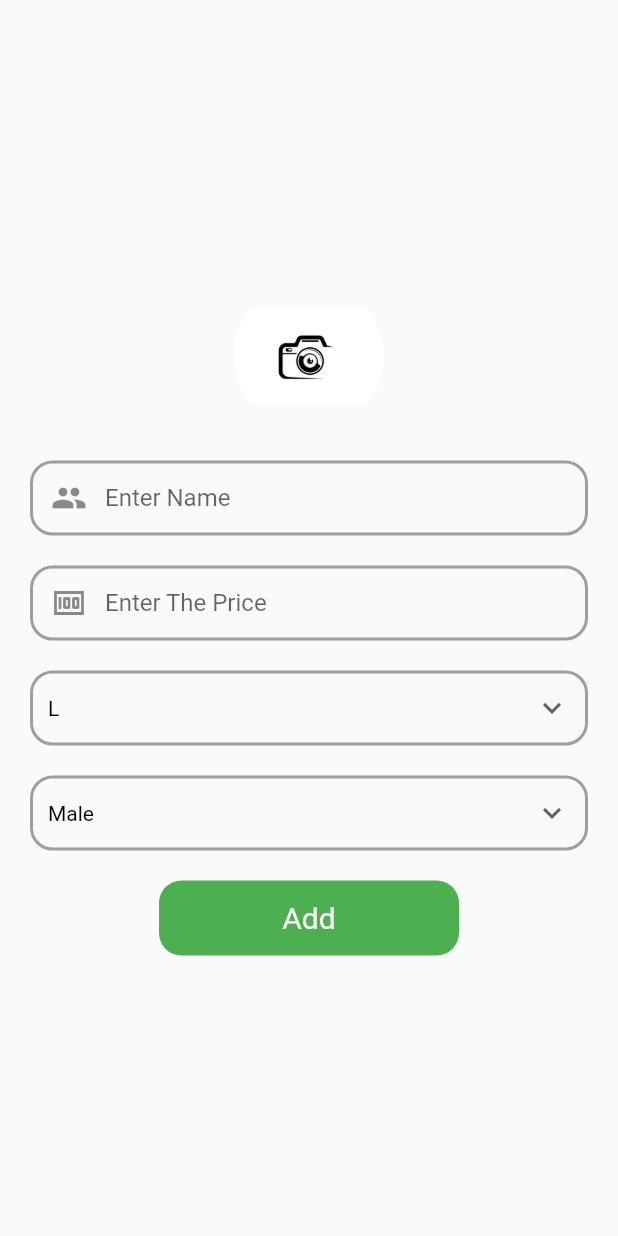
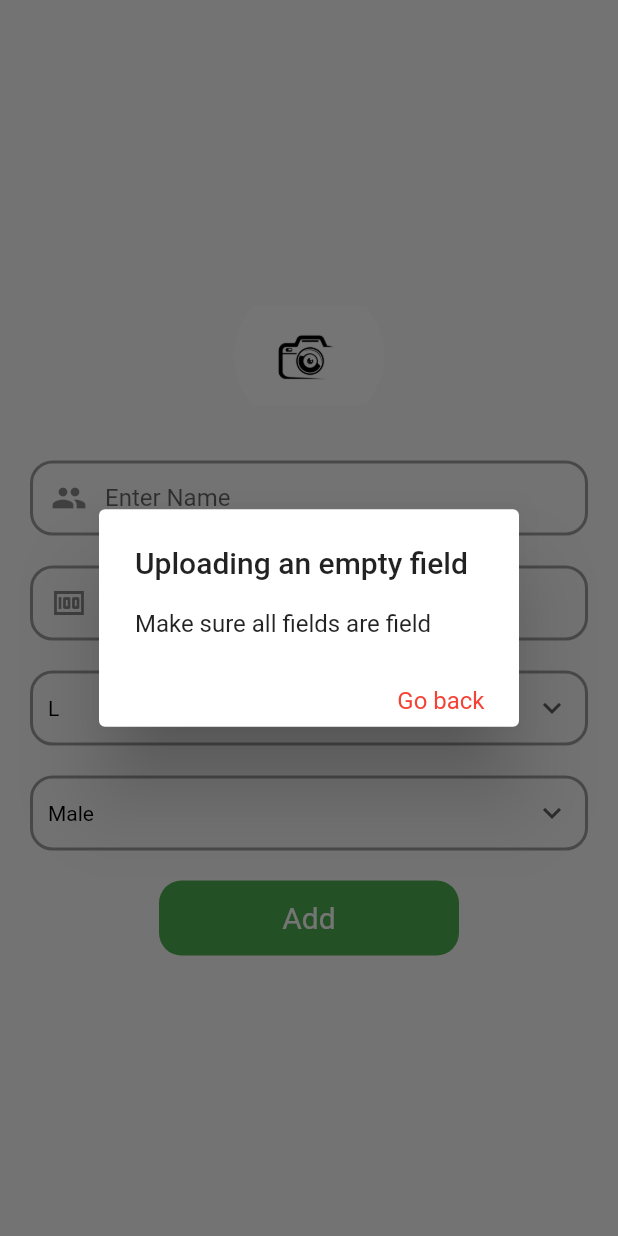
Before and after one commit to Genics85/fooseline-admin, a Flutter app: the screen it shows after launch, after a tap on "Add", on a phone screen of 412 x 824 dp. Run offline on Flutter 3.47's test engine with Material 2 defaults, Android fonts, the phone set to English and light mode, and no system bars; our stand-ins replace cloud_firestore, firebase_core, firebase_storage, image_picker; accounts and stored records are empty.

Commit message:
done with this app,left with authentication

```diff
--- a/lib/homepage.dart
+++ b/lib/homepage.dart
@@ -9,6 +9,7 @@ import 'package:image_picker/image_picker.dart';
 import 'package:path/path.dart';
 
 class HomePage extends StatefulWidget {
+
   const HomePage({Key? key}) : super(key: key);
 
   @override
@@ -16,24 +17,33 @@ class HomePage extends StatefulWidget {
 }
 
 class _HomePageState extends State<HomePage> {
+  final GlobalKey<ScaffoldState> _scaffoldKey = new GlobalKey<ScaffoldState>();
 
+  final GlobalKey<FormState> _key = GlobalKey<FormState>();
   TextEditingController name= TextEditingController();
   TextEditingController price= TextEditingController();
   double textFieldHeight=50;
   String dropDownSizeValue="L";
   String dropDownGenderValue="Male";
 
+  // text fields validator
+  String? _validateInputs(String? input) {
+    // 2
+    if (input!.isEmpty) {
+      return 'Field cant be null';
+    } else {
+      return '';
+    }
+  }
+
+// Function for picking image from the gallery
   File? _image;
-
-  storage.FirebaseStorage bucket=storage.FirebaseStorage.instance;
-// Function for picking image from the gallery
   Future pickImage() async{
     try{
       final pickedImage = await ImagePicker().pickImage(source: ImageSource.gallery);
       if (pickedImage == null) {
         return;
       }
-
       setState(() {
         _image = File(pickedImage.path);
       });
@@ -44,8 +54,12 @@ class _HomePageState extends State<HomePage> {
   }
 
   //function for uploading picked image to firebase storage
+  storage.FirebaseStorage bucket=storage.FirebaseStorage.instance;
+
   Future uploadPhoto() async {
-    if (_image == null) return;
+
+    if (_image == null) {return ;}
+
     final fileName = basename(_image!.path.split("/").last);
     final destination = 'files/$fileName';
 
@@ -57,6 +71,11 @@ class _HomePageState extends State<HomePage> {
     } catch (e) {
       print('error occured $e');
     }
+
+    setState(() {
+      _image=null;
+    });
+
   }
 
   //function for sending parameter to firebase store
@@ -71,11 +90,89 @@ class _HomePageState extends State<HomePage> {
         }
     ).then((value) => print("cloth added"))
         .catchError((e)=> print("failed $e"));
+
+    setState(() {
+      name.text='';
+      price.text='';
+    });
+  }
+//function for textfield and image verification before uploading
+  bool verifier(){
+    return (name.text==""||price.text==""||_image==null);
+  }
+//function which returns either an upload dialog box or stoping dialog box when a field is empty
+  Object add(BuildContext context){
+    return (
+    verifier()?
+    showDialog(
+        context: context,
+        builder: (BuildContext context){
+          return  AlertDialog(
+            title: const Text("Uploading an empty field"),
+            content: const Text("Make sure all fields are field"),
+            actions: [
+              Container(
+                margin:const EdgeInsets.only(right: 15),
+                child: InkWell(
+                  onTap:(){
+                    Navigator.pop(context);
+                  },
+                  child:const AppText(text: "Go back",color: Colors.red,),
+                ),
+              )
+            ],
+          );
+        }
+    ): showDialog(
+            context: context,
+            builder: (BuildContext context){
+              return AlertDialog(
+                title: const Text("Uploading now"),
+                content: const Text("Do you wish to continue?"),
+                actions:[
+                  Container(
+                    margin:const EdgeInsets.only(left: 15,right: 15),
+                    child: Row(
+                      mainAxisAlignment:MainAxisAlignment.spaceBetween,
+                      children: [
+                        InkWell(
+                          onTap:(){
+                            Navigator.pop(context);
+
+                            uploadParameters();
+
+                            uploadPhoto().then((value)=>_scaffoldKey.currentState?.
+                            showSnackBar(
+                                const SnackBar(
+                                    backgroundColor: Colors.greenAccent,
+                                    content: AppText(text:"Image succesfully added",color: Colors.black,),
+                                    duration: Duration(seconds: 2)
+                                )
+                            ));
+                          },
+                          child: const AppText(text:"Continue",color: Colors.black,),
+                        ),
+                        InkWell(
+                          onTap:(){
+                            Navigator.pop(context);
+                          },
+                          child: const AppText(text:"Cancel", color: Colors.red,),
+                        )
+                      ],
+                    ),
+                  )
+                ],
+              );
+            }
+        )
+
+    );
   }
 
   @override
   Widget build(BuildContext context) {
     return Scaffold(
+        key: _scaffoldKey,
       body: Container(
         alignment: Alignment.center,
         child: SingleChildScrollView(
@@ -86,6 +183,7 @@ class _HomePageState extends State<HomePage> {
               Container(
                 margin: EdgeInsets.all(20),
                 child: Form(
+                  key: _key,
                   child: Column(
                     children: [
 
@@ -111,6 +209,8 @@ class _HomePageState extends State<HomePage> {
                         height: textFieldHeight,
                         margin: EdgeInsets.only(top: 20),
                         child: TextFormField(
+                          autofocus: false,
+                          validator: _validateInputs,
                           keyboardType: TextInputType.text,
                           controller: name,
                             decoration: const InputDecoration(
@@ -131,6 +231,7 @@ class _HomePageState extends State<HomePage> {
                         height: textFieldHeight,
                         margin: const EdgeInsets.only(top:20),
                         child: TextFormField(
+                          validator: _validateInputs,
                           keyboardType: TextInputType.number,
                           controller: price,
                             decoration: const InputDecoration(
@@ -214,34 +315,51 @@ class _HomePageState extends State<HomePage> {
 
                       GestureDetector(
                         onTap: (){
-                          if(_image!=null){
-                            uploadPhoto().then((value)=>ScaffoldMessenger.of(context).
-                            showSnackBar(
-                                const SnackBar(
-                                    backgroundColor: Colors.greenAccent,
-                                    content: AppText(text:"Image succesfully added",color: Colors.black,),
-                                    duration: Duration(seconds: 2)
-                                )
-                            )).catchError((e)=>ScaffoldMessenger.of(context).
-                            showSnackBar(
-                                const SnackBar(
-                                    backgroundColor: Colors.redAccent,
-                                    content: AppText(text:"Image failed to upload",color: Colors.black,),
-                                    duration: Duration(seconds: 2)
-                                ))
-                            );
-                          }else{
-                            uploadPhoto().catchError((e)=>ScaffoldMessenger.of(context).
-                            showSnackBar(
-                                const SnackBar(
-                                    backgroundColor: Colors.redAccent,
-                                    content: AppText(text:"Image failed to upload",color: Colors.black,),
-                                    duration: Duration(seconds: 2)
-                                ))
-                            );
-                          }
+                          add(context);
 
-                          uploadParameters();
+                          // showDialog(
+                          //     context: context,
+                          //     builder: (BuildContext context){
+                          //       return AlertDialog(
+                          //         title: const Text("Uploading a picture"),
+                          //         content: const Text("Do you wish to continue?"),
+                          //         actions:[
+                          //           Container(
+                          //             margin:const EdgeInsets.only(left: 15,right: 15),
+                          //             child: Row(
+                          //               mainAxisAlignment:MainAxisAlignment.spaceBetween,
+                          //               children: [
+                          //                 InkWell(
+                          //                   onTap:(){
+                          //                     Navigator.pop(context);
+                          //
+                          //                     uploadParameters();
+                          //
+                          //                     uploadPhoto().then((value)=>ScaffoldMessenger.of(context).
+                          //                     showSnackBar(
+                          //                         const SnackBar(
+                          //                             backgroundColor: Colors.greenAccent,
+                          //                             content: AppText(text:"Image succesfully added",color: Colors.black,),
+                          //                             duration: Duration(seconds: 3)
+                          //                         )
+                          //                     ));
+                          //                   },
+                          //                   child: const AppText(text:"Continue",color: Colors.black,),
+                          //                 ),
+                          //                 InkWell(
+                          //                   onTap:(){
+                          //                     Navigator.pop(context);
+                          //                   },
+                          //                   child: const AppText(text:"Cancel", color: Colors.red,),
+                          //                 )
+                          //               ],
+                          //             ),
+                          //           )
+                          //         ],
+                          //       );
+                          //     }
+                          // );
+
                         },
                         child: Container(
                           alignment: Alignment.center,
```
